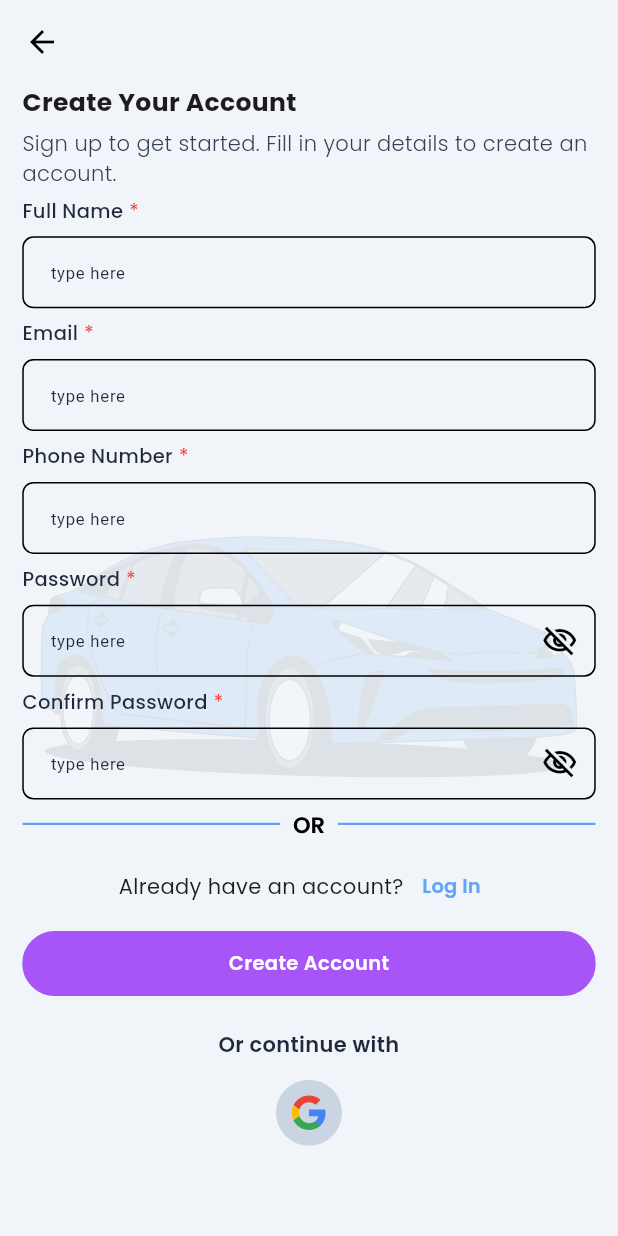
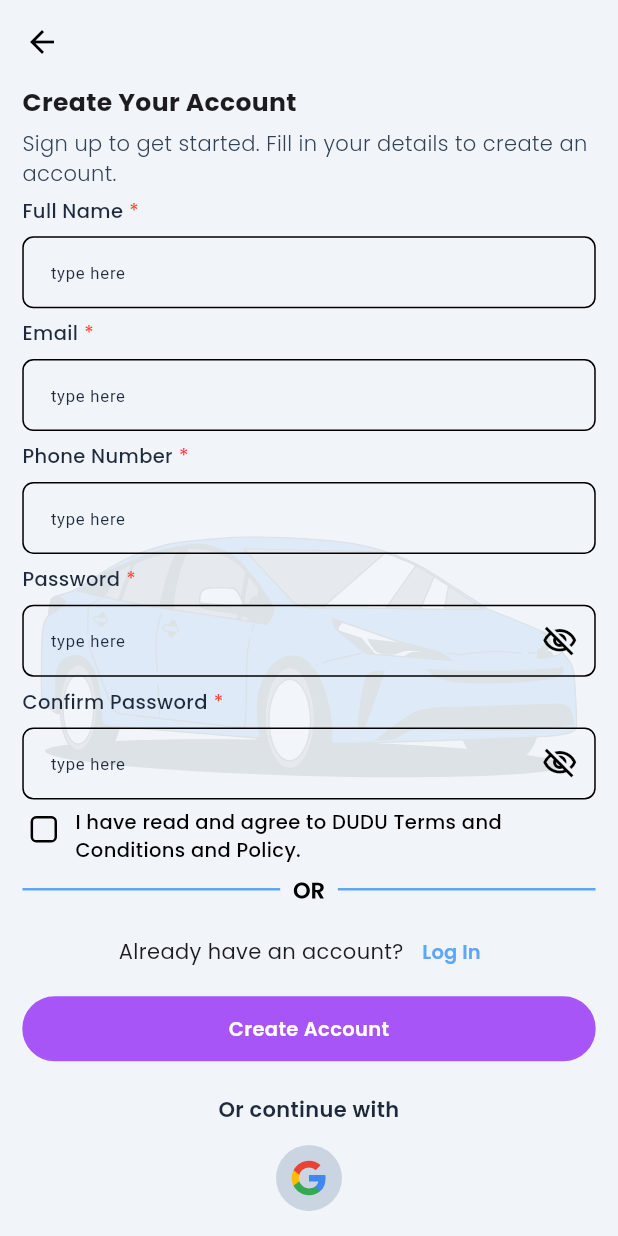
Before and after one commit to moury12/E-hailing-App, a Flutter app: the screen it shows after launch, after a tap on "Register Now?", on a phone screen of 412 x 824 dp. Run offline on Flutter 3.47's test engine with Material 3 defaults, Android fonts, the phone set to English and light mode, and no system bars; our stand-ins replace cached_network_image, device_info_plus, file_picker, firebase_core, firebase_messaging, fl_chart and 20 more; accounts and stored records are empty; network calls fail; project files that could hold a hidden picture were left out.

Commit message:
fix: some issues

```diff
--- a/lib/core/api-client/api_service.dart
+++ b/lib/core/api-client/api_service.dart
@@ -9,7 +9,7 @@ import 'package:http_parser/http_parser.dart';
 
 class ApiService {
   // Original base URL - keeping exact
-  // final String baseUrl = 'http://10.10.20.44:8001';
+  // final String baseUrl = 'https://dudu-ride.onrender.com';
   final String baseUrl = 'http://18.211.171.8:8001';
 
   // Original singleton pattern - keeping exact
@@ -97,7 +97,7 @@ class ApiService {
     if (queryParams != null && queryParams.isNotEmpty) {
       uri = uri.replace(queryParameters: queryParams);
     }
-logger.i(uri);
+// logger.i(uri);
     // Enhanced retry logic for better reliability
     for (int attempt = 0; attempt < _maxRetries; attempt++) {
       try {
--- a/lib/core/constants/app_static_strings_constant.dart
+++ b/lib/core/constants/app_static_strings_constant.dart
@@ -28,6 +28,7 @@ class AppStaticStrings {
       'Log in to continue. Enter your credentials to access your account.';
   static const String confirmPassword = 'Confirm Password';
   static const String rememberMe = 'Remember me';
+  static const String duduPrivacyPolicy = 'I have read and agree to DUDU Terms and Conditions and Policy.';
   static const String createAnewPassword =
       'Create a new password to secure your account.';
   static const String forgotPassword = 'Forgot Password?';
@@ -144,6 +145,9 @@ class AppStaticStrings {
   static const String confirmRide = 'Confirm Ride';
   static const String rideInProgress = 'Your Ride is in Progress';
   static const String driverArrived = 'Driver Arrived';
+  static const String waitingTimeIsLong = 'Waiting Time is Too Long';
+  static const String changeOfTravelPlan = 'Change of Travel Plans';
+  static const String tripReqError = 'Trip Request Error';
   static const String youHaveArrived = 'You Arrived On Location';
 
   // Driver Details
@@ -244,7 +248,7 @@ class AppStaticStrings {
   static const String addPlace = 'Add place';
   static const String finalCost = 'Final cost';
   static const String tripDuration = 'Trip Duration';
-  static const String tripDistance = 'Trip Distance (M)';
+  static const String tripDistance = 'Trip Distance (KM)';
   static const String from = 'From:';
   static const String to = 'To:';
 
--- a/lib/presentations/auth/views/signup_page.dart
+++ b/lib/presentations/auth/views/signup_page.dart
@@ -1,5 +1,8 @@
+import 'package:e_hailing_app/core/components/custom_check_box.dart';
+import 'package:e_hailing_app/core/components/custom_checkbox_widget.dart';
 import 'package:e_hailing_app/core/components/custom_textfield.dart';
 import 'package:e_hailing_app/core/constants/app_static_strings_constant.dart';
+import 'package:e_hailing_app/core/helper/helper_function.dart';
 import 'package:e_hailing_app/core/utils/enum.dart';
 import 'package:e_hailing_app/presentations/auth/controllers/auth_controller.dart';
 import 'package:e_hailing_app/presentations/auth/views/login_page.dart';
@@ -61,7 +64,7 @@ class _SignupPageState extends State<SignupPage> {
                 isRequired: true,
 
                 textEditingController:
-                    AuthController.to.emailSignUpController.value,
+                AuthController.to.emailSignUpController.value,
                 validator: (value) {
                   if (value == null || value.isEmpty) {
                     return AppStaticStrings.emailRequired.tr;
@@ -108,7 +111,7 @@ class _SignupPageState extends State<SignupPage> {
                 title: AppStaticStrings.confirmPassword,
                 isPassword: true,
                 textEditingController:
-                    AuthController.to.confirmPassSignUpController,
+                AuthController.to.confirmPassSignUpController,
                 validator: (value) {
                   if (value == null || value.isEmpty) {
                     return AppStaticStrings.passRequired.tr;
@@ -122,6 +125,22 @@ class _SignupPageState extends State<SignupPage> {
               ),
             ],
           ),
+        ),
+
+        Row(
+          crossAxisAlignment: CrossAxisAlignment.start,
+          children: [
+            CustomCheckBoxWidget(
+              isChecked: AuthController.to.isPrivacyPolicyChecked,
+            ),
+            space6W,
+            Expanded(
+              child: CustomText(
+                text: AppStaticStrings.duduPrivacyPolicy,
+                // fontSize: getFontSizeSmall(),
+              ),
+            ),
+          ],
         ),
         SvgPicture.asset(orImage, width: ScreenUtil().screenWidth),
         Row(
@@ -145,11 +164,15 @@ class _SignupPageState extends State<SignupPage> {
         Obx(() {
           return CustomButton(
             isLoading:
-                AuthController.to.loadingProcess.value == AuthProcess.signUp,
+            AuthController.to.loadingProcess.value == AuthProcess.signUp,
             onTap: () {
-      if(formKey.currentState!.validate()){
-        AuthController.to.signUpRequest();
-      }
+              if (formKey.currentState!.validate()) {
+              if(AuthController.to.isPrivacyPolicyChecked.value){
+                AuthController.to.signUpRequest();
+              }else{
+                showCustomSnackbar(title: "Failed", message: "Please agree to DUDU Terms and Conditions and Policy.",type: SnackBarType.alert);
+              }
+              }
               // Get.toNamed(VerifyEmailPage.routeName);
             },
             title: AppStaticStrings.createAccount,
--- a/lib/presentations/navigation/views/navigation_page.dart
+++ b/lib/presentations/navigation/views/navigation_page.dart
@@ -112,7 +112,7 @@ class _NavigationPageState extends State<NavigationPage>
                 homeController.handleBackNavigation();
               }
             } else {
-              DashBoardController.to.handleBackNavigation();
+              // DashBoardController.to.handleBackNavigation();
             }
           } else {
             debugPrint('------------------');
--- a/lib/presentations/profile/controllers/account_information_controller.dart
+++ b/lib/presentations/profile/controllers/account_information_controller.dart
@@ -55,7 +55,6 @@ class AccountInformationController extends GetxController {
       );
       logger.d(response);
       if (response['success'] == true) {
-        logger.d(response);
         userModel.value = UserProfileModel.fromJson(response['data']);
 
         if (userModel.value.img != null && userModel.value.img!.isNotEmpty) {
--- a/lib/presentations/splash/controllers/splash_controller.dart
+++ b/lib/presentations/splash/controllers/splash_controller.dart
@@ -33,9 +33,10 @@ class SplashController extends GetxController {
 
     if (Boxes.getUserData().get(tokenKey) != null &&
         Boxes.getUserData().get(tokenKey).toString().isNotEmpty) {
-      Map<String, dynamic> decodedToken = JwtDecoder.decode(Boxes.getUserData().get(tokenKey).toString());
-
-      SocketService().connect(decodedToken['userId'],decodedToken['role']=="DRIVER");      Get.offAllNamed(NavigationPage.routeName);
+      Get.offAllNamed(
+        NavigationPage.routeName,
+        arguments: {'reconnectSocket': true},
+      );
     } else {
       Get.offAllNamed(LoginPage.routeName);
     }
--- a/lib/presentations/trip/views/request_trip_page.dart
+++ b/lib/presentations/trip/views/request_trip_page.dart
@@ -89,7 +89,7 @@ class RequestTripPage extends StatelessWidget {
               ),
               CustomTextField(
                 textEditingController: TextEditingController(
-                  text: args.isNotEmpty ? args["distance"].toString() : "",
+                  text: args.isNotEmpty ? (args["distance"]/1000).toString() : "",
                 ),
                 isEnable: false,
                 borderColor: AppColors.kGreyColor,
--- a/pubspec.yaml
+++ b/pubspec.yaml
@@ -66,6 +66,7 @@ dependencies:
   firebase_core: ^4.0.0
   flutter_local_notifications: ^19.4.0
   jwt_decoder: ^2.0.1
+  device_info_plus: ^11.5.0
 
 
 
```
Also changed, not shown: lib/core/bindings/bindings.dart (+9 -3 lines), lib/core/helper/helper_function.dart (+20 -0 lines), lib/core/utils/variables.dart (+16 -1 lines), lib/presentations/auth/controllers/auth_controller.dart (+10 -11 lines), lib/presentations/home/controllers/home_controller.dart (+6 -3 lines), pubspec.lock.
